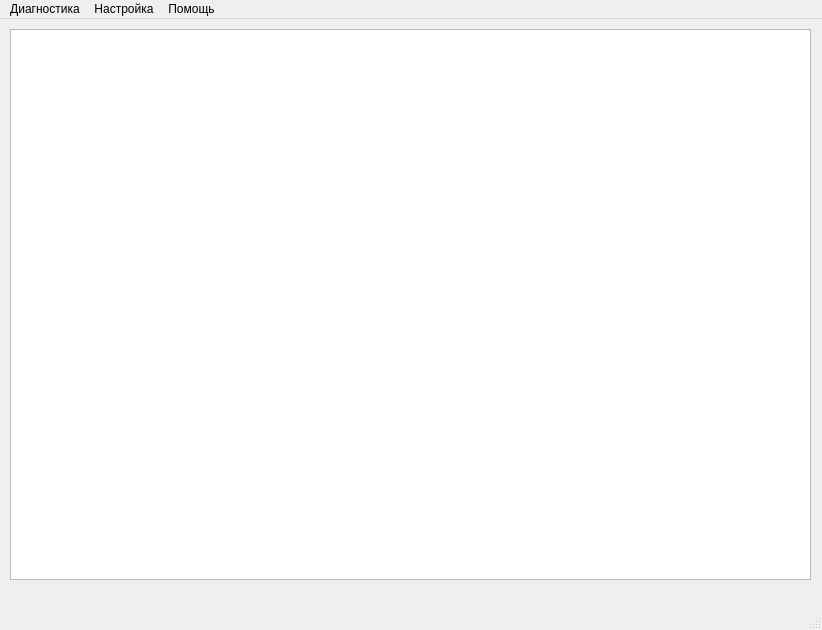
Old version of the form src/ui/mainwindow.ui in the repository TERRANZ/DiscoDiag.
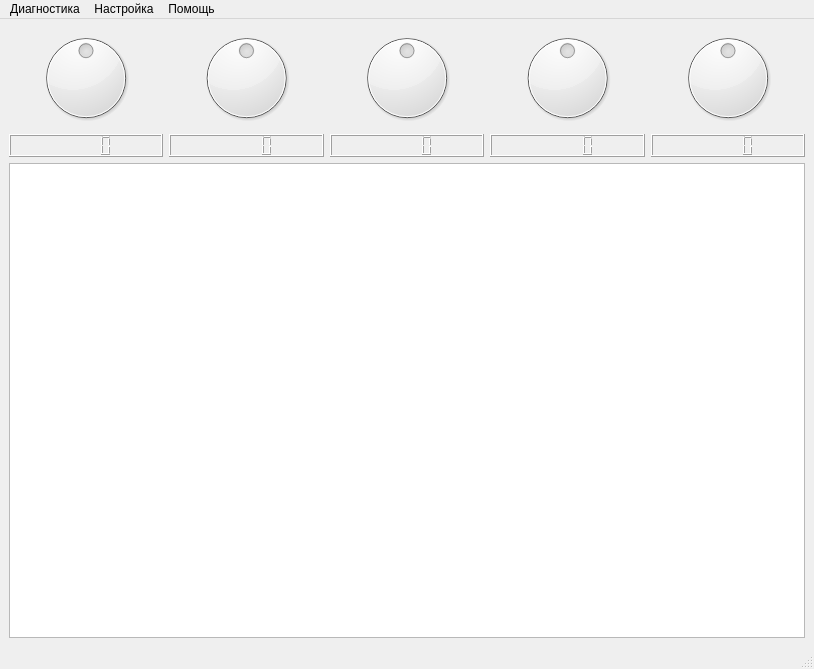
New version of the form.

The edit to the form file:
```diff
--- a/src/ui/mainwindow.ui
+++ b/src/ui/mainwindow.ui
@@ -6,23 +6,161 @@
             <rect>
                 <x>0</x>
                 <y>0</y>
-                <width>822</width>
-                <height>630</height>
+    <width>814</width>
+    <height>669</height>
             </rect>
         </property>
         <property name="windowTitle">
             <string>MainWindow</string>
         </property>
         <widget class="QWidget" name="centralwidget">
-            <widget class="QPlainTextEdit" name="textEdit">
-                <property name="geometry">
-                    <rect>
-                        <x>10</x>
-                        <y>10</y>
-                        <width>801</width>
-                        <height>551</height>
-                    </rect>
-                </property>
+   <layout class="QVBoxLayout" name="verticalLayout">
+    <item>
+     <layout class="QGridLayout" name="gridLayout">
+      <item row="1" column="0">
+       <widget class="QLCDNumber" name="numTempCooland"/>
+      </item>
+      <item row="1" column="3">
+       <widget class="QLCDNumber" name="numTempOil"/>
+      </item>
+      <item row="0" column="2">
+       <widget class="QDial" name="dTempAirInt">
+        <property name="minimum">
+         <number>-120</number>
+        </property>
+        <property name="maximum">
+         <number>120</number>
+        </property>
+        <property name="pageStep">
+         <number>0</number>
+        </property>
+        <property name="tracking">
+         <bool>true</bool>
+        </property>
+        <property name="orientation">
+         <enum>Qt::Orientation::Horizontal</enum>
+        </property>
+        <property name="invertedAppearance">
+         <bool>false</bool>
+        </property>
+        <property name="invertedControls">
+         <bool>false</bool>
+        </property>
+       </widget>
+      </item>
+      <item row="1" column="1">
+       <widget class="QLCDNumber" name="numTempAirAmb"/>
+      </item>
+      <item row="0" column="0">
+       <widget class="QDial" name="dTempCoolant">
+        <property name="minimum">
+         <number>-120</number>
+        </property>
+        <property name="maximum">
+         <number>120</number>
+        </property>
+        <property name="pageStep">
+         <number>0</number>
+        </property>
+        <property name="tracking">
+         <bool>true</bool>
+        </property>
+        <property name="orientation">
+         <enum>Qt::Orientation::Horizontal</enum>
+        </property>
+        <property name="invertedAppearance">
+         <bool>false</bool>
+        </property>
+        <property name="invertedControls">
+         <bool>false</bool>
+        </property>
+       </widget>
+      </item>
+      <item row="0" column="3">
+       <widget class="QDial" name="dTempOil">
+        <property name="minimum">
+         <number>-120</number>
+        </property>
+        <property name="maximum">
+         <number>120</number>
+        </property>
+        <property name="pageStep">
+         <number>0</number>
+        </property>
+        <property name="tracking">
+         <bool>true</bool>
+        </property>
+        <property name="orientation">
+         <enum>Qt::Orientation::Horizontal</enum>
+        </property>
+        <property name="invertedAppearance">
+         <bool>false</bool>
+        </property>
+        <property name="invertedControls">
+         <bool>false</bool>
+        </property>
+       </widget>
+      </item>
+      <item row="1" column="2">
+       <widget class="QLCDNumber" name="numTempAirInt"/>
+      </item>
+      <item row="0" column="1">
+       <widget class="QDial" name="dTempAirAmb">
+        <property name="minimum">
+         <number>-120</number>
+        </property>
+        <property name="maximum">
+         <number>120</number>
+        </property>
+        <property name="pageStep">
+         <number>0</number>
+        </property>
+        <property name="tracking">
+         <bool>true</bool>
+        </property>
+        <property name="orientation">
+         <enum>Qt::Orientation::Horizontal</enum>
+        </property>
+        <property name="invertedAppearance">
+         <bool>false</bool>
+        </property>
+        <property name="invertedControls">
+         <bool>false</bool>
+        </property>
+       </widget>
+      </item>
+      <item row="0" column="4">
+       <widget class="QDial" name="dTempGb">
+        <property name="minimum">
+         <number>-120</number>
+        </property>
+        <property name="maximum">
+         <number>120</number>
+        </property>
+        <property name="pageStep">
+         <number>0</number>
+        </property>
+        <property name="tracking">
+         <bool>true</bool>
+        </property>
+        <property name="orientation">
+         <enum>Qt::Orientation::Horizontal</enum>
+        </property>
+        <property name="invertedAppearance">
+         <bool>false</bool>
+        </property>
+        <property name="invertedControls">
+         <bool>false</bool>
+        </property>
+       </widget>
+      </item>
+      <item row="1" column="4">
+       <widget class="QLCDNumber" name="numTempGb"/>
+      </item>
+     </layout>
+    </item>
+    <item>
+     <widget class="QPlainTextEdit" name="teDebug">
                 <property name="maximumSize">
                     <size>
                         <width>801</width>
@@ -30,13 +168,15 @@
                     </size>
                 </property>
             </widget>
+    </item>
+   </layout>
         </widget>
         <widget class="QMenuBar" name="menubar">
             <property name="geometry">
                 <rect>
                     <x>0</x>
                     <y>0</y>
-                    <width>822</width>
+     <width>814</width>
                     <height>27</height>
                 </rect>
             </property>
```
Lines whose indentation alone changed are shown as unchanged.
